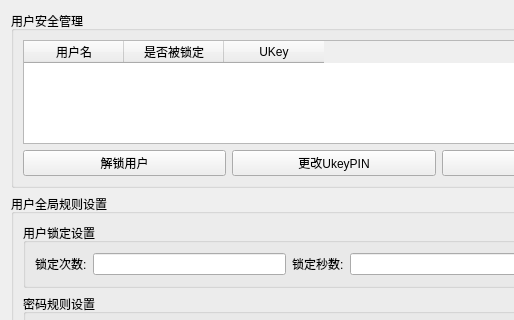
First picture: the form in SEC/usermgrpage.ui, repository liuyufeng509/SecCenter, before the edit; both pictures show x 0 to 514 and y 0 to 320 of the 877 by 408 pixel window.
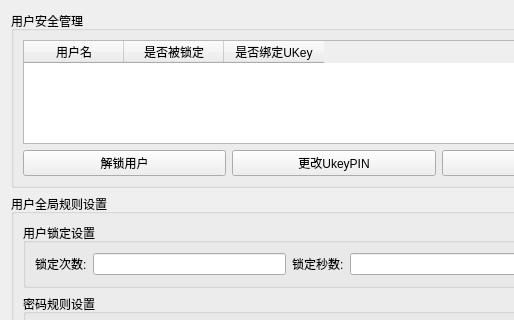
Second picture: the form after the edit.

Commit message: 1.Ukey操作添加多线程处理。2.用户是否锁定方式修改

```diff
--- a/SEC/usermgrpage.ui
+++ b/SEC/usermgrpage.ui
@@ -43,7 +43,7 @@
         </column>
         <column>
          <property name="text">
-          <string>UKey</string>
+          <string>是否绑定UKey</string>
          </property>
         </column>
        </widget>
```
The commit also changes 7 other files.
